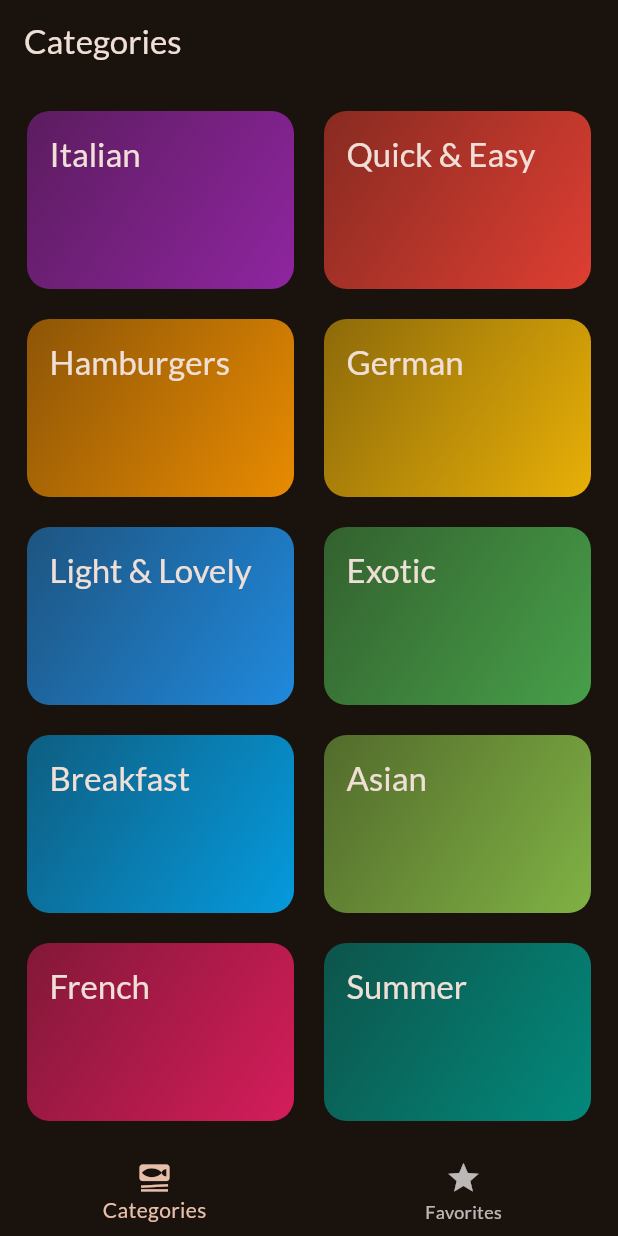
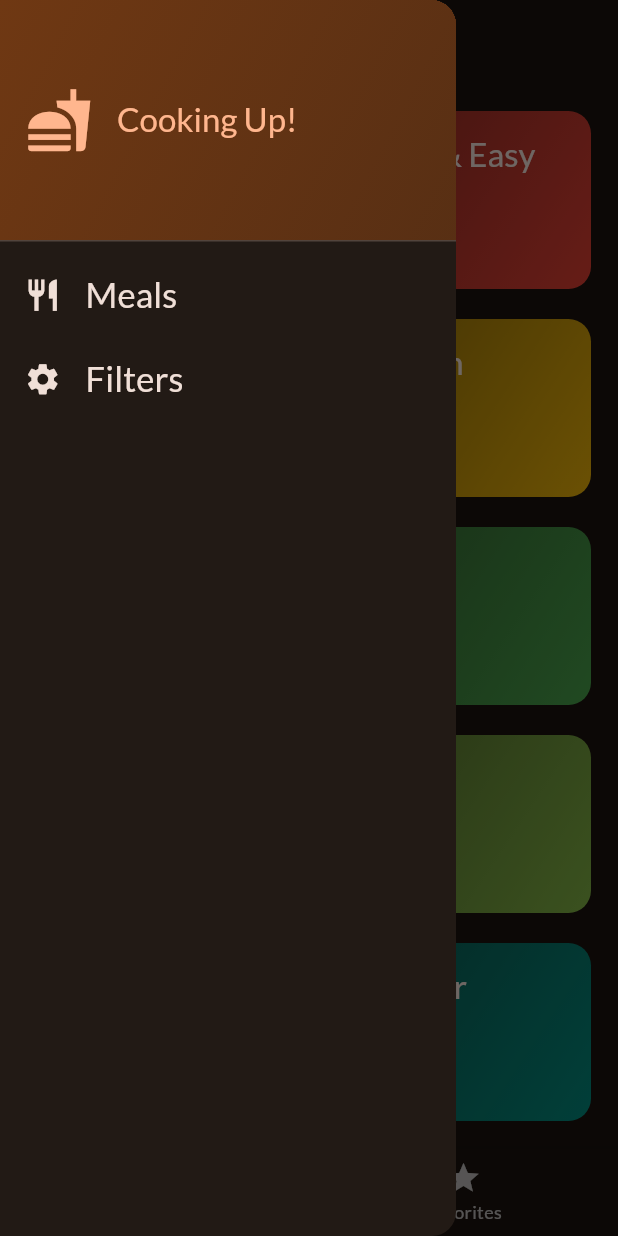
Before and after one commit to TmajidT/flutter_meals, a Flutter app: the screen it shows after launch, with the side drawer open (before the commit the screen has no drawer), on a phone screen of 412 x 824 dp. Run offline on Flutter 3.47's test engine with Material 2 defaults, Android fonts, the phone set to English and light mode, and no system bars; our stand-ins replace google_fonts, transparent_image.

Commit message:
added Drawer and started working on it

```diff
--- a/lib/screens/tabs.dart
+++ b/lib/screens/tabs.dart
@@ -2,6 +2,7 @@ import 'package:flutter/material.dart';
 import 'package:meals/screens/categories.dart';
 import 'package:meals/screens/meals.dart';
 import 'package:meals/models/meal.dart';
+import 'package:meals/widgets/main_drawer.dart';
 
 class TabsScreen extends StatefulWidget {
   const TabsScreen({super.key});
@@ -64,6 +65,7 @@ class _TabsScreenState extends State<TabsScreen> {
       appBar: AppBar(
         title: Text(activePageTitle),
       ),
+      drawer: const MainDrawer(),
       body: activePage,
       bottomNavigationBar: BottomNavigationBar(
         onTap: _selectPage,
--- /dev/null
+++ b/lib/widgets/main_drawer.dart
@@ -0,0 +1,79 @@
+import 'package:flutter/material.dart';
+
+class MainDrawer extends StatelessWidget {
+  const MainDrawer({super.key});
+
+  @override
+  Widget build(BuildContext context) {
+    return Drawer(
+      child: Column(
+        children: [
+          DrawerHeader(
+            padding: const EdgeInsets.all(17),
+            decoration: BoxDecoration(
+              gradient: LinearGradient(
+                colors: [
+                  Theme.of(context).colorScheme.primaryContainer,
+                  Theme.of(context)
+                      .colorScheme
+                      .primaryContainer
+                      .withOpacity(0.7),
+                ],
+                begin: Alignment.topLeft,
+                end: Alignment.bottomRight,
+              ),
+            ),
+            child: Row(
+              children: [
+                Icon(
+                  Icons.fastfood,
+                  size: 45,
+                  color: Theme.of(context).colorScheme.primary,
+                ),
+                const SizedBox(
+                  width: 16,
+                ),
+                Text(
+                  'Cooking Up!',
+                  style: Theme.of(context).textTheme.titleLarge!.copyWith(
+                        color: Theme.of(context).colorScheme.primary,
+                      ),
+                ),
+              ],
+            ),
+          ),
+          ListTile(
+            leading: Icon(
+              Icons.restaurant,
+              size: 25,
+              color: Theme.of(context).colorScheme.onBackground,
+            ),
+            title: Text(
+              'Meals',
+              style: Theme.of(context).textTheme.titleSmall!.copyWith(
+                    color: Theme.of(context).colorScheme.onBackground,
+                    fontSize: 23,
+                  ),
+            ),
+            onTap: () {},
+          ),
+          ListTile(
+            leading: Icon(
+              Icons.settings,
+              size: 25,
+              color: Theme.of(context).colorScheme.onBackground,
+            ),
+            title: Text(
+              'Filters',
+              style: Theme.of(context).textTheme.titleSmall!.copyWith(
+                    color: Theme.of(context).colorScheme.onBackground,
+                    fontSize: 23,
+                  ),
+            ),
+            onTap: () {},
+          ),
+        ],
+      ),
+    );
+  }
+}
```
